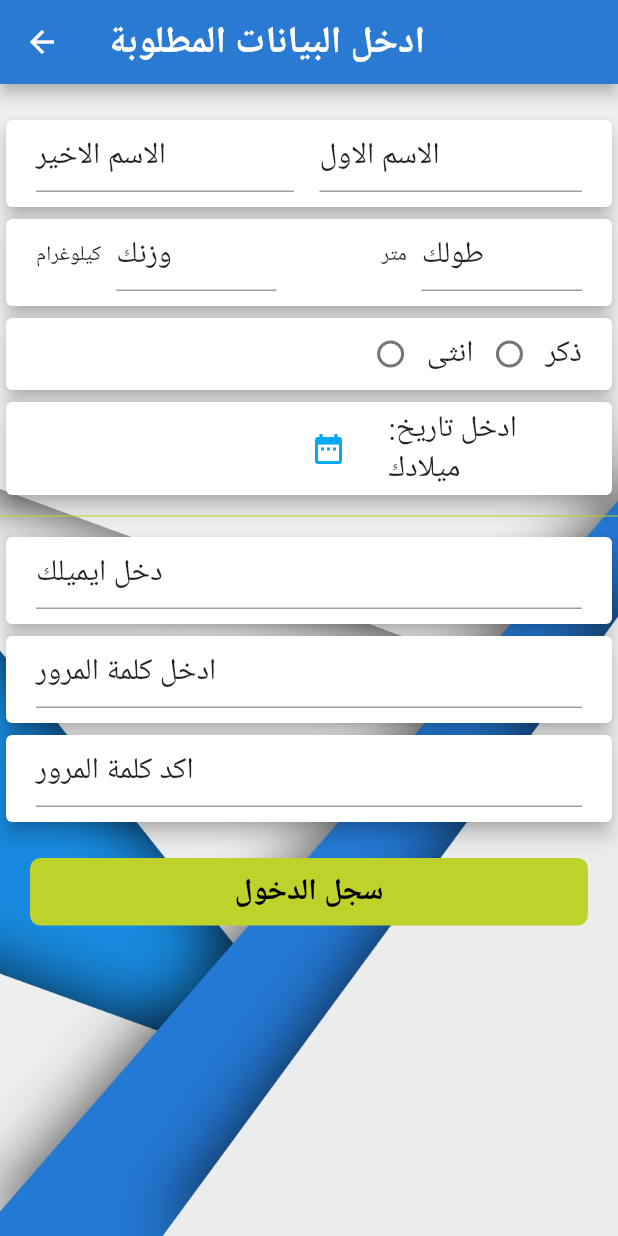
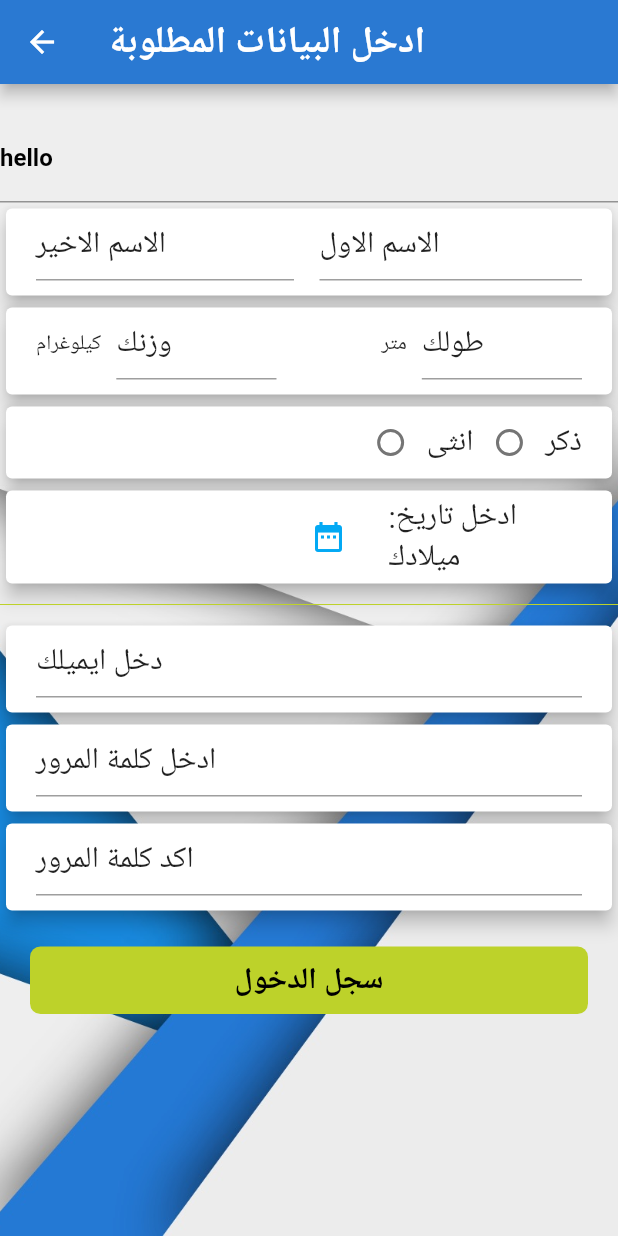
Before and after one commit to rashakh/ss_verion0, a Flutter app: the Registration screen opened by its route, on a phone screen of 412 x 824 dp. Run offline on Flutter 3.47's test engine with Material 2 defaults, Android fonts, the phone set to English and light mode, and no system bars; our stand-ins replace month_picker_dialog.

Commit message:
delete extra code

```diff
--- a/lib/main.dart
+++ b/lib/main.dart
@@ -49,7 +49,7 @@ class SS extends StatelessWidget {
       } ,
       theme: new ThemeData(primarySwatch: Colors.blue),
 
-      home: LoginPage()
+      home: MainPage()
 
     );
   }
--- a/lib/src/screen/registration.dart
+++ b/lib/src/screen/registration.dart
@@ -108,7 +108,7 @@ class _RegistrationFormState extends State<RegistrationForm> {
                       child: Column(
                         crossAxisAlignment: CrossAxisAlignment.start,
                         children: <Widget>[
-
+                          new TextForm(text: 'hello', errorText: 'wrong email',),
                           new Card(
                             elevation: 5.0,
                             //margin: new EdgeInsets.all(13.0),
```
Also changed, not shown: lib/src/screen/mainpage.dart (+2 -10 lines).
